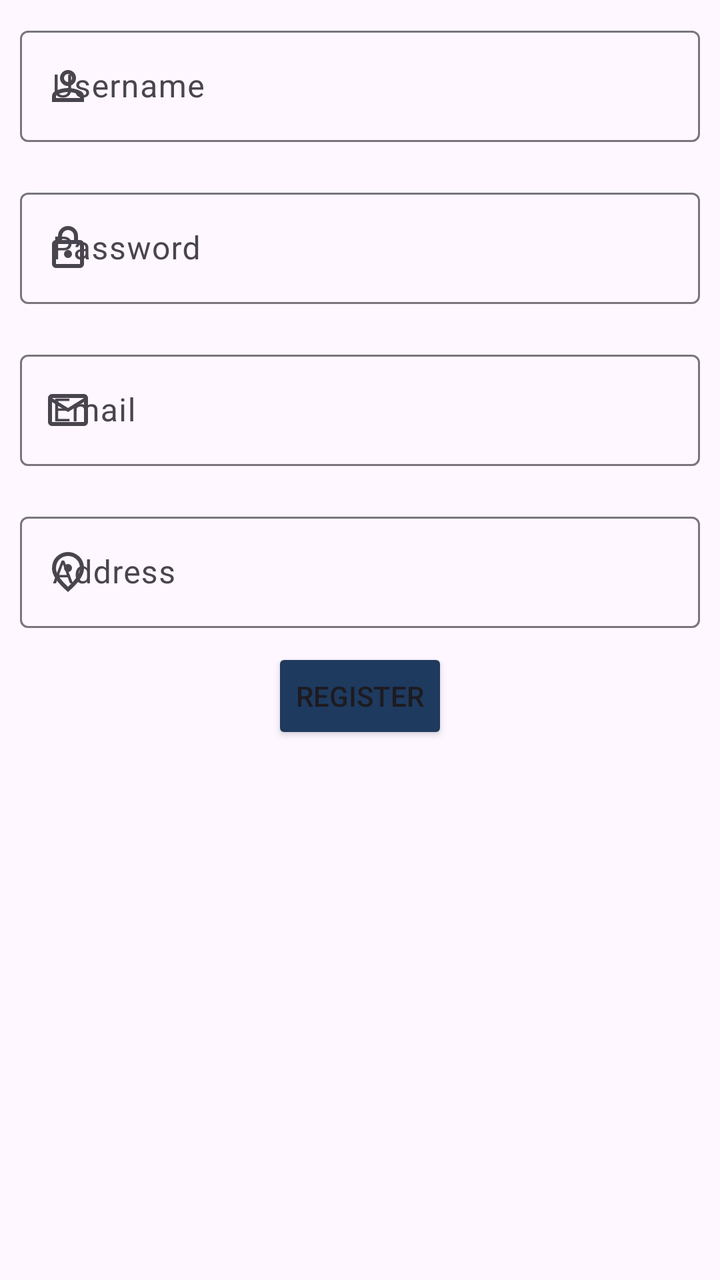
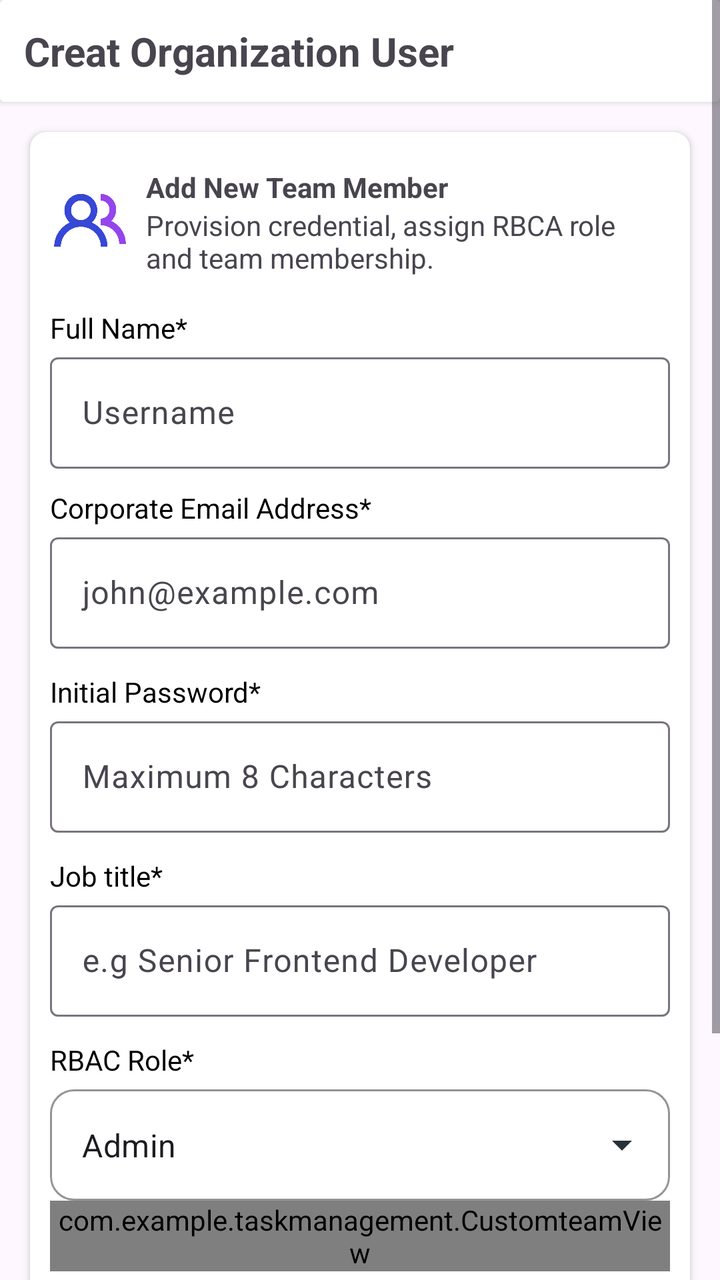

Compare the two renders of this Android layout. The source of the first and the diff that turns it into the second are given below.
<!-- AndroidManifest.xml: application theme Theme.TaskManagement -->
<!-- res/layout/fragment_user.xml -->
<layout xmlns:android="http://schemas.android.com/apk/res/android"
    xmlns:app="http://schemas.android.com/apk/res-auto"
    xmlns:tools="http://schemas.android.com/tools">

    <data>

    </data>
<ScrollView
    android:layout_width="match_parent"
    android:layout_height="match_parent">
    <LinearLayout
        android:id="@+id/main"
        android:orientation="vertical"
        android:layout_width="match_parent"
        android:layout_height="match_parent"
        tools:context=".UserActivity">

     
        <com.google.android.material.textfield.TextInputLayout
            style="@style/Widget.Material3.TextInputLayout.OutlinedBox"
            android:id="@+id/user_name"
            android:layout_width="match_parent"
            android:layout_height="wrap_content"
            android:layout_margin="10dp"

            app:startIconDrawable="@drawable/outline_person_24"
            android:hint="Username">

            <com.google.android.material.textfield.TextInputEditText
                android:layout_width="match_parent"
                android:layout_height="wrap_content"
                android:paddingStart="40dp"/>
        </com.google.android.material.textfield.TextInputLayout>
        <LinearLayout
            android:id="@+id/loadingcoment"
            android:gravity="center"
            android:layout_width="match_parent"
android:visibility="gone"
            android:layout_height="match_parent"
            android:orientation="vertical">
            <ProgressBar
                android:layout_width="wrap_content"
                android:layout_height="wrap_content"/>
            <TextView
                android:text="Loading.."
                android:layout_width="wrap_content"
                android:layout_height="wrap_content"/>

        </LinearLayout>
        <com.google.android.material.textfield.TextInputLayout
            style="@style/Widget.Material3.TextInputLayout.OutlinedBox"
            android:id="@+id/password"
            android:layout_width="match_parent"
            android:layout_height="wrap_content"
            android:layout_margin="10dp"
            app:startIconDrawable="@drawable/outline_lock_24"
            android:hint="Password"
            >

            <com.google.android.material.textfield.TextInputEditText
                android:layout_width="match_parent"
                android:layout_height="wrap_content"
                android:inputType="numberPassword"
                android:paddingStart="40dp"/>
        </com.google.android.material.textfield.TextInputLayout>

        <com.google.android.material.textfield.TextInputLayout
            style="@style/Widget.Material3.TextInputLayout.OutlinedBox"
            android:id="@+id/email"
            android:layout_width="match_parent"
            android:layout_height="wrap_content"
            android:layout_margin="10dp"
            android:hint="Email"
            app:startIconDrawable="@drawable/outline_mail_24">

            <com.google.android.material.textfield.TextInputEditText
                android:layout_width="match_parent"
                android:layout_height="wrap_content"
                android:paddingStart="40dp"
                />
        </com.google.android.material.textfield.TextInputLayout>

        <com.google.android.material.textfield.TextInputLayout
            style="@style/Widget.Material3.TextInputLayout.OutlinedBox"
            android:id="@+id/address"
            android:layout_width="match_parent"
            android:layout_height="wrap_content"
            android:layout_margin="10dp"

            android:hint="Address"
            app:startIconDrawable="@drawable/outline_location_on_24">

            <com.google.android.material.textfield.TextInputEditText
                android:layout_width="match_parent"
                android:layout_height="wrap_content"
                android:paddingStart="40dp"/>
        </com.google.android.material.textfield.TextInputLayout>
        <Button
            android:id="@+id/savebtn"
            android:text="Register"
            android:backgroundTint="@color/darknavey"
            android:layout_gravity="center"
            android:layout_width="wrap_content"
            android:layout_height="wrap_content"/>
    </LinearLayout>
</ScrollView>

</layout>
<!-- resources referenced by this layout -->
<resources>
  <!-- drawable outline_location_on_24 (drawable) -->
  <vector xmlns:android="http://schemas.android.com/apk/res/android" android:height="24dp" android:tint="#000000" android:viewportHeight="960" android:viewportWidth="960" android:width="24dp">
        
      <path android:fillColor="@android:color/white" android:pathData="M536.5,456.5Q560,433 560,400Q560,367 536.5,343.5Q513,320 480,320Q447,320 423.5,343.5Q400,367 400,400Q400,433 423.5,456.5Q447,480 480,480Q513,480 536.5,456.5ZM480,774Q602,662 661,570.5Q720,479 720,408Q720,299 650.5,229.5Q581,160 480,160Q379,160 309.5,229.5Q240,299 240,408Q240,479 299,570.5Q358,662 480,774ZM480,880Q319,743 239.5,625.5Q160,508 160,408Q160,258 256.5,169Q353,80 480,80Q607,80 703.5,169Q800,258 800,408Q800,508 720.5,625.5Q641,743 480,880ZM480,400Q480,400 480,400Q480,400 480,400Q480,400 480,400Q480,400 480,400Q480,400 480,400Q480,400 480,400Q480,400 480,400Q480,400 480,400Z"/>
      
  </vector>
  <!-- drawable outline_lock_24 (drawable) -->
  <vector xmlns:android="http://schemas.android.com/apk/res/android" android:height="24dp" android:tint="#000000" android:viewportHeight="960" android:viewportWidth="960" android:width="24dp">
        
      <path android:fillColor="@android:color/white" android:pathData="M240,880Q207,880 183.5,856.5Q160,833 160,800L160,400Q160,367 183.5,343.5Q207,320 240,320L280,320L280,240Q280,157 338.5,98.5Q397,40 480,40Q563,40 621.5,98.5Q680,157 680,240L680,320L720,320Q753,320 776.5,343.5Q800,367 800,400L800,800Q800,833 776.5,856.5Q753,880 720,880L240,880ZM240,800L720,800Q720,800 720,800Q720,800 720,800L720,400Q720,400 720,400Q720,400 720,400L240,400Q240,400 240,400Q240,400 240,400L240,800Q240,800 240,800Q240,800 240,800ZM536.5,656.5Q560,633 560,600Q560,567 536.5,543.5Q513,520 480,520Q447,520 423.5,543.5Q400,567 400,600Q400,633 423.5,656.5Q447,680 480,680Q513,680 536.5,656.5ZM360,320L600,320L600,240Q600,190 565,155Q530,120 480,120Q430,120 395,155Q360,190 360,240L360,320ZM240,800Q240,800 240,800Q240,800 240,800L240,400Q240,400 240,400Q240,400 240,400L240,400Q240,400 240,400Q240,400 240,400L240,800Q240,800 240,800Q240,800 240,800Z"/>
      
  </vector>
  <!-- drawable outline_mail_24 (drawable) -->
  <vector xmlns:android="http://schemas.android.com/apk/res/android" android:height="24dp" android:tint="#000000" android:viewportHeight="960" android:viewportWidth="960" android:width="24dp">
        
      <path android:fillColor="@android:color/white" android:pathData="M160,800Q127,800 103.5,776.5Q80,753 80,720L80,240Q80,207 103.5,183.5Q127,160 160,160L800,160Q833,160 856.5,183.5Q880,207 880,240L880,720Q880,753 856.5,776.5Q833,800 800,800L160,800ZM480,520L160,320L160,720Q160,720 160,720Q160,720 160,720L800,720Q800,720 800,720Q800,720 800,720L800,320L480,520ZM480,440L800,240L160,240L480,440ZM160,320L160,240L160,240L160,320L160,720Q160,720 160,720Q160,720 160,720L160,720Q160,720 160,720Q160,720 160,720L160,320Z"/>
      
  </vector>
  <!-- drawable outline_person_24 (drawable) -->
  <vector xmlns:android="http://schemas.android.com/apk/res/android" android:height="24dp" android:tint="#000000" android:viewportHeight="960" android:viewportWidth="960" android:width="24dp">
        
      <path android:fillColor="@android:color/white" android:pathData="M367,433Q320,386 320,320Q320,254 367,207Q414,160 480,160Q546,160 593,207Q640,254 640,320Q640,386 593,433Q546,480 480,480Q414,480 367,433ZM160,800L160,688Q160,654 177.5,625.5Q195,597 224,582Q286,551 350,535.5Q414,520 480,520Q546,520 610,535.5Q674,551 736,582Q765,597 782.5,625.5Q800,654 800,688L800,800L160,800ZM240,720L720,720L720,688Q720,677 714.5,668Q709,659 700,654Q646,627 591,613.5Q536,600 480,600Q424,600 369,613.5Q314,627 260,654Q251,659 245.5,668Q240,677 240,688L240,720ZM536.5,376.5Q560,353 560,320Q560,287 536.5,263.5Q513,240 480,240Q447,240 423.5,263.5Q400,287 400,320Q400,353 423.5,376.5Q447,400 480,400Q513,400 536.5,376.5ZM480,320Q480,320 480,320Q480,320 480,320Q480,320 480,320Q480,320 480,320Q480,320 480,320Q480,320 480,320Q480,320 480,320Q480,320 480,320ZM480,720L480,720Q480,720 480,720Q480,720 480,720Q480,720 480,720Q480,720 480,720Q480,720 480,720Q480,720 480,720Q480,720 480,720Q480,720 480,720L480,720Z"/>
      
  </vector>
  <!-- unchanged entries left out for length: 3 -->
</resources>

<!-- the commit's change to res/layout/fragment_user.xml (unified diff, before → after) -->
@@ -16,85 +16,238 @@
         tools:context=".UserActivity">
 
      
-        <com.google.android.material.textfield.TextInputLayout
-            style="@style/Widget.Material3.TextInputLayout.OutlinedBox"
-            android:id="@+id/user_name"
+        <androidx.cardview.widget.CardView
             android:layout_width="match_parent"
-            android:layout_height="wrap_content"
-            android:layout_margin="10dp"
-
-            app:startIconDrawable="@drawable/outline_person_24"
-            android:hint="Username">
-
-            <com.google.android.material.textfield.TextInputEditText
+
+            android:layout_height="wrap_content">
+            <LinearLayout
                 android:layout_width="match_parent"
                 android:layout_height="wrap_content"
-                android:paddingStart="40dp"/>
-        </com.google.android.material.textfield.TextInputLayout>
-        <LinearLayout
-            android:id="@+id/loadingcoment"
-            android:gravity="center"
+                android:layout_margin="12dp"
+                android:orientation="vertical">
+                <TextView
+                    android:textSize="20dp"
+                    android:textStyle="bold"
+                    android:text="Creat Organization User"
+                    android:layout_width="match_parent"
+                    android:layout_height="wrap_content"/>
+            </LinearLayout>
+        </androidx.cardview.widget.CardView>
+        <androidx.cardview.widget.CardView
             android:layout_width="match_parent"
-android:visibility="gone"
-            android:layout_height="match_parent"
-            android:orientation="vertical">
-            <ProgressBar
-                android:layout_width="wrap_content"
-                android:layout_height="wrap_content"/>
-            <TextView
-                android:text="Loading.."
-                android:layout_width="wrap_content"
-                android:layout_height="wrap_content"/>
-
-        </LinearLayout>
-        <com.google.android.material.textfield.TextInputLayout
-            style="@style/Widget.Material3.TextInputLayout.OutlinedBox"
-            android:id="@+id/password"
-            android:layout_width="match_parent"
-            android:layout_height="wrap_content"
-            android:layout_margin="10dp"
-            app:startIconDrawable="@drawable/outline_lock_24"
-            android:hint="Password"
-            >
-
-            <com.google.android.material.textfield.TextInputEditText
+            android:layout_margin="15dp"
+            app:cardCornerRadius="8dp"
+
+            android:layout_height="wrap_content">
+            <LinearLayout
                 android:layout_width="match_parent"
                 android:layout_height="wrap_content"
-                android:inputType="numberPassword"
-                android:paddingStart="40dp"/>
-        </com.google.android.material.textfield.TextInputLayout>
-
-        <com.google.android.material.textfield.TextInputLayout
-            style="@style/Widget.Material3.TextInputLayout.OutlinedBox"
-            android:id="@+id/email"
-            android:layout_width="match_parent"
-            android:layout_height="wrap_content"
-            android:layout_margin="10dp"
-            android:hint="Email"
-            app:startIconDrawable="@drawable/outline_mail_24">
-
-            <com.google.android.material.textfield.TextInputEditText
-                android:layout_width="match_parent"
-                android:layout_height="wrap_content"
-                android:paddingStart="40dp"
-                />
-        </com.google.android.material.textfield.TextInputLayout>
-
-        <com.google.android.material.textfield.TextInputLayout
-            style="@style/Widget.Material3.TextInputLayout.OutlinedBox"
-            android:id="@+id/address"
-            android:layout_width="match_parent"
-            android:layout_height="wrap_content"
-            android:layout_margin="10dp"
-
-            android:hint="Address"
-            app:startIconDrawable="@drawable/outline_location_on_24">
-
-            <com.google.android.material.textfield.TextInputEditText
-                android:layout_width="match_parent"
-                android:layout_height="wrap_content"
-                android:paddingStart="40dp"/>
-        </com.google.android.material.textfield.TextInputLayout>
+                android:layout_margin="10dp"
+                android:orientation="vertical">
+                <LinearLayout
+                    android:layout_width="match_parent"
+                    android:layout_height="wrap_content"
+                    android:orientation="horizontal">
+                    <ImageView
+                        android:layout_width="40dp"
+                        android:layout_height="40dp"
+                        android:layout_gravity="center"
+                        android:src="@drawable/useraccount"/>
+                    <LinearLayout
+                        android:layout_width="match_parent"
+                        android:layout_height="wrap_content"
+                        android:orientation="vertical"
+                        android:layout_margin="8dp">
+                        <TextView
+                            android:text="Add New Team Member "
+                            android:textStyle="bold"
+
+                            android:layout_width="match_parent"
+                            android:layout_height="wrap_content"/>
+                        <TextView
+                            android:text="Provision credential, assign RBCA role and team membership. "
+
+                            android:layout_width="match_parent"
+                            android:layout_height="wrap_content"/>
+                    </LinearLayout>
+
+                </LinearLayout>
+                <TextView
+                    android:layout_marginTop="8dp"
+                    android:text="Full Name*"
+                    android:textColor="@color/black"
+                    android:layout_width="match_parent"
+                    android:layout_height="wrap_content"/>
+
+                <com.google.android.material.textfield.TextInputLayout
+                    style="@style/Widget.Material3.TextInputLayout.OutlinedBox"
+                    android:id="@+id/user_name"
+                    android:layout_width="match_parent"
+                    android:layout_height="wrap_content"
+
+
+                    android:hint="Username">
+
+                    <com.google.android.material.textfield.TextInputEditText
+                        android:layout_width="match_parent"
+                        android:layout_height="wrap_content"
+                        android:paddingStart="20dp"/>
+                </com.google.android.material.textfield.TextInputLayout>
+                <TextView
+                    android:layout_width="match_parent"
+                    android:layout_height="wrap_content"
+                    android:textColor="@color/black"
+                    android:layout_marginTop="10dp"
+                    android:text="Corporate Email Address*"/>
+                <com.google.android.material.textfield.TextInputLayout
+                    style="@style/Widget.Material3.TextInputLayout.OutlinedBox"
+                    android:id="@+id/email"
+                    android:layout_width="match_parent"
+                    android:layout_height="wrap_content"
+                    android:hint="john@example.com"
+                    >
+
+                    <com.google.android.material.textfield.TextInputEditText
+                        android:layout_width="match_parent"
+                        android:layout_height="wrap_content"
+
+                        android:paddingStart="20dp"/>
+                </com.google.android.material.textfield.TextInputLayout>
+                <LinearLayout
+                    android:id="@+id/loadingcoment"
+                    android:gravity="center"
+                    android:layout_width="match_parent"
+android:visibility="gone"
+                    android:layout_height="match_parent"
+                    android:orientation="vertical">
+                    <ProgressBar
+                        android:layout_width="wrap_content"
+                        android:layout_height="wrap_content"/>
+                    <TextView
+                        android:text="Loading.."
+                        android:layout_width="wrap_content"
+                        android:layout_height="wrap_content"/>
+
+                </LinearLayout>
+                <TextView
+                    android:layout_marginTop="12dp"
+                    android:text="Initial Password*"
+                    android:textColor="@color/black"
+                    android:layout_width="match_parent"
+                    android:layout_height="wrap_content"/>
+                <com.google.android.material.textfield.TextInputLayout
+                    style="@style/Widget.Material3.TextInputLayout.OutlinedBox"
+                    android:id="@+id/password"
+                    android:layout_width="match_parent"
+                    android:layout_height="wrap_content"
+
+                    android:hint="Maximum 8 Characters"
+                    >
+
+                    <com.google.android.material.textfield.TextInputEditText
+                        android:layout_width="match_parent"
+                        android:layout_height="wrap_content"
+                        android:paddingStart="20dp"
+
+                        />
+                </com.google.android.material.textfield.TextInputLayout>
+                <TextView
+                    android:textColor="@color/black"
+                    android:text="Job title*"
+                    android:layout_marginTop="12dp"
+                    android:layout_width="match_parent"
+                    android:layout_height="wrap_content"/>
+                <com.google.android.material.textfield.TextInputLayout
+                    style="@style/Widget.Material3.TextInputLayout.OutlinedBox"
+                    android:id="@+id/job_title"
+                    android:layout_width="match_parent"
+                    android:layout_height="wrap_content"
+
+                    android:hint="e.g Senior Frontend Developer"
+            >
+
+                    <com.google.android.material.textfield.TextInputEditText
+                        android:layout_width="match_parent"
+                        android:layout_height="wrap_content"
+                        android:paddingStart="20dp"/>
+                </com.google.android.material.textfield.TextInputLayout>
+                <TextView
+                    android:text="RBAC Role*"
+                    android:layout_marginTop="12dp"
+                    android:textColor="@color/black"
+
+                    android:layout_width="match_parent"
+                    android:layout_height="wrap_content"/>
+                <com.google.android.material.textfield.TextInputLayout
+                    android:id="@+id/roleLayout"
+                    style="@style/Widget.MaterialComponents.TextInputLayout.OutlinedBox.ExposedDropdownMenu"
+                    android:layout_width="match_parent"
+                    android:layout_height="wrap_content"
+                    app:boxCornerRadiusTopStart="12dp"
+                    app:boxCornerRadiusTopEnd="12dp"
+                    app:boxCornerRadiusBottomStart="12dp"
+                    app:boxCornerRadiusBottomEnd="12dp"
+                    app:boxStrokeColor="#6750FF"
+                    app:boxStrokeWidth="1dp"
+                    app:boxStrokeWidthFocused="2dp"
+                    app:endIconTint="#263238">
+
+                    <com.google.android.material.textfield.MaterialAutoCompleteTextView
+                        android:id="@+id/roleSpinner"
+                        android:layout_width="match_parent"
+                        android:layout_height="wrap_content"
+                        android:inputType="none"
+                        android:text="Admin"
+                        android:textSize="16sp"
+                        android:dropDownHeight="wrap_content"/>
+
+                </com.google.android.material.textfield.TextInputLayout>
+                <com.example.taskmanagement.CustomteamView
+                    android:id="@+id/customteam"
+                    android:layout_width="match_parent"
+                    android:layout_height="wrap_content">
+
+                </com.example.taskmanagement.CustomteamView>
+                <TextView
+                    android:layout_marginTop="12dp"
+                    android:textColor="@color/black"
+                    android:text="Account Status*"
+                    android:layout_width="match_parent"
+                    android:layout_height="wrap_content"/>
+                <com.google.android.material.textfield.TextInputLayout
+                    android:id="@+id/statusLayout"
+                    style="@style/Widget.MaterialComponents.TextInputLayout.OutlinedBox.ExposedDropdownMenu"
+                    android:layout_width="match_parent"
+                    android:layout_height="wrap_content"
+                    app:boxCornerRadiusTopStart="12dp"
+                    app:boxCornerRadiusTopEnd="12dp"
+                    app:boxCornerRadiusBottomStart="12dp"
+                    app:boxCornerRadiusBottomEnd="12dp"
+                    app:boxStrokeColor="#6750FF"
+                    app:boxStrokeWidth="1dp"
+                    app:boxStrokeWidthFocused="2dp"
+                    app:endIconTint="#263238">
+
+                    <com.google.android.material.textfield.MaterialAutoCompleteTextView
+                        android:id="@+id/statusSpinner"
+                        android:layout_width="match_parent"
+                        android:layout_height="wrap_content"
+                        android:inputType="none"
+                        android:padding="12dp"
+                        android:text="Admin"
+                        android:textSize="16sp"
+                        android:dropDownHeight="wrap_content"/>
+
+                </com.google.android.material.textfield.TextInputLayout>
+            </LinearLayout>
+        </androidx.cardview.widget.CardView>
+
+
+
+
+
+
+
         <Button
             android:id="@+id/savebtn"
             android:text="Register"
<!-- resource entries referenced after the edit -->
@@ -1,29 +1,7 @@
 <!-- resources referenced by this layout -->
 <resources>
-  <!-- drawable outline_location_on_24 (drawable) -->
-  <vector xmlns:android="http://schemas.android.com/apk/res/android" android:height="24dp" android:tint="#000000" android:viewportHeight="960" android:viewportWidth="960" android:width="24dp">
-        
-      <path android:fillColor="@android:color/white" android:pathData="M536.5,456.5Q560,433 560,400Q560,367 536.5,343.5Q513,320 480,320Q447,320 423.5,343.5Q400,367 400,400Q400,433 423.5,456.5Q447,480 480,480Q513,480 536.5,456.5ZM480,774Q602,662 661,570.5Q720,479 720,408Q720,299 650.5,229.5Q581,160 480,160Q379,160 309.5,229.5Q240,299 240,408Q240,479 299,570.5Q358,662 480,774ZM480,880Q319,743 239.5,625.5Q160,508 160,408Q160,258 256.5,169Q353,80 480,80Q607,80 703.5,169Q800,258 800,408Q800,508 720.5,625.5Q641,743 480,880ZM480,400Q480,400 480,400Q480,400 480,400Q480,400 480,400Q480,400 480,400Q480,400 480,400Q480,400 480,400Q480,400 480,400Q480,400 480,400Z"/>
-      
-  </vector>
-  <!-- drawable outline_lock_24 (drawable) -->
-  <vector xmlns:android="http://schemas.android.com/apk/res/android" android:height="24dp" android:tint="#000000" android:viewportHeight="960" android:viewportWidth="960" android:width="24dp">
-        
-      <path android:fillColor="@android:color/white" android:pathData="M240,880Q207,880 183.5,856.5Q160,833 160,800L160,400Q160,367 183.5,343.5Q207,320 240,320L280,320L280,240Q280,157 338.5,98.5Q397,40 480,40Q563,40 621.5,98.5Q680,157 680,240L680,320L720,320Q753,320 776.5,343.5Q800,367 800,400L800,800Q800,833 776.5,856.5Q753,880 720,880L240,880ZM240,800L720,800Q720,800 720,800Q720,800 720,800L720,400Q720,400 720,400Q720,400 720,400L240,400Q240,400 240,400Q240,400 240,400L240,800Q240,800 240,800Q240,800 240,800ZM536.5,656.5Q560,633 560,600Q560,567 536.5,543.5Q513,520 480,520Q447,520 423.5,543.5Q400,567 400,600Q400,633 423.5,656.5Q447,680 480,680Q513,680 536.5,656.5ZM360,320L600,320L600,240Q600,190 565,155Q530,120 480,120Q430,120 395,155Q360,190 360,240L360,320ZM240,800Q240,800 240,800Q240,800 240,800L240,400Q240,400 240,400Q240,400 240,400L240,400Q240,400 240,400Q240,400 240,400L240,800Q240,800 240,800Q240,800 240,800Z"/>
-      
-  </vector>
-  <!-- drawable outline_mail_24 (drawable) -->
-  <vector xmlns:android="http://schemas.android.com/apk/res/android" android:height="24dp" android:tint="#000000" android:viewportHeight="960" android:viewportWidth="960" android:width="24dp">
-        
-      <path android:fillColor="@android:color/white" android:pathData="M160,800Q127,800 103.5,776.5Q80,753 80,720L80,240Q80,207 103.5,183.5Q127,160 160,160L800,160Q833,160 856.5,183.5Q880,207 880,240L880,720Q880,753 856.5,776.5Q833,800 800,800L160,800ZM480,520L160,320L160,720Q160,720 160,720Q160,720 160,720L800,720Q800,720 800,720Q800,720 800,720L800,320L480,520ZM480,440L800,240L160,240L480,440ZM160,320L160,240L160,240L160,320L160,720Q160,720 160,720Q160,720 160,720L160,720Q160,720 160,720Q160,720 160,720L160,320Z"/>
-      
-  </vector>
-  <!-- drawable outline_person_24 (drawable) -->
-  <vector xmlns:android="http://schemas.android.com/apk/res/android" android:height="24dp" android:tint="#000000" android:viewportHeight="960" android:viewportWidth="960" android:width="24dp">
-        
-      <path android:fillColor="@android:color/white" android:pathData="M367,433Q320,386 320,320Q320,254 367,207Q414,160 480,160Q546,160 593,207Q640,254 640,320Q640,386 593,433Q546,480 480,480Q414,480 367,433ZM160,800L160,688Q160,654 177.5,625.5Q195,597 224,582Q286,551 350,535.5Q414,520 480,520Q546,520 610,535.5Q674,551 736,582Q765,597 782.5,625.5Q800,654 800,688L800,800L160,800ZM240,720L720,720L720,688Q720,677 714.5,668Q709,659 700,654Q646,627 591,613.5Q536,600 480,600Q424,600 369,613.5Q314,627 260,654Q251,659 245.5,668Q240,677 240,688L240,720ZM536.5,376.5Q560,353 560,320Q560,287 536.5,263.5Q513,240 480,240Q447,240 423.5,263.5Q400,287 400,320Q400,353 423.5,376.5Q447,400 480,400Q513,400 536.5,376.5ZM480,320Q480,320 480,320Q480,320 480,320Q480,320 480,320Q480,320 480,320Q480,320 480,320Q480,320 480,320Q480,320 480,320Q480,320 480,320ZM480,720L480,720Q480,720 480,720Q480,720 480,720Q480,720 480,720Q480,720 480,720Q480,720 480,720Q480,720 480,720Q480,720 480,720Q480,720 480,720L480,720Z"/>
-      
-  </vector>
+  <color name="black">#FF000000</color>
+  <!-- drawable useraccount: png bitmap (drawable, 19763 bytes) -->
   <!-- unchanged entries left out for length: 3 -->
 </resources>
 
